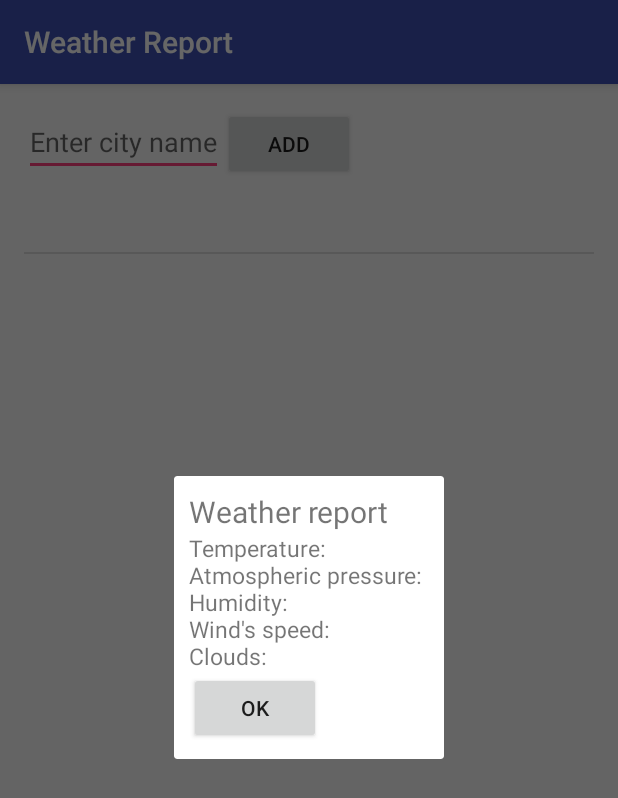
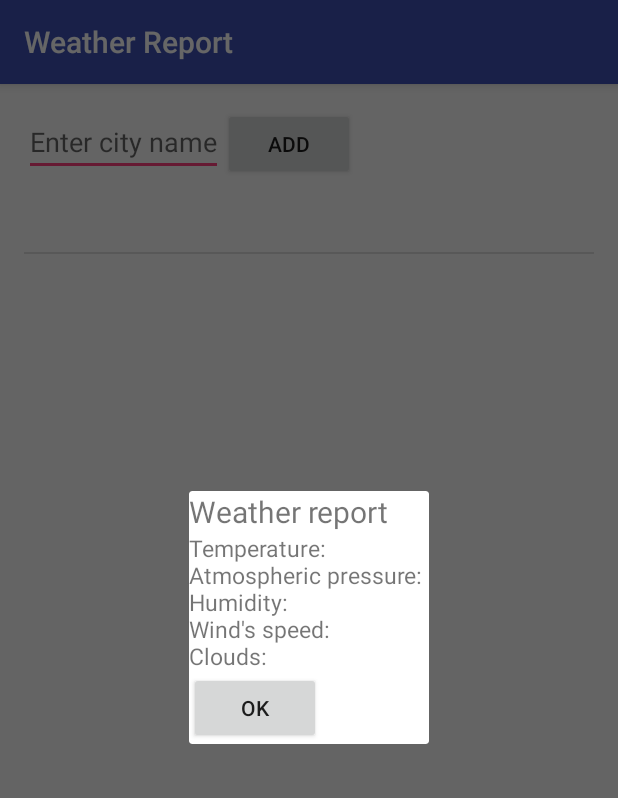
Before and after one commit to vntodorova/WeatherReport, an Android app: the screen it shows after launch (MainActivity), after a tap on an icon or button, on a phone screen of 412 x 824 dp. Shown: the top 798 px of the screen. Run offline under Robolectric (Android 15) with nearby library versions, the phone set to English and light mode, and no system bars; 5 statements that could not run were skipped; 1 other tap on this screen came first.

Commit message:
added report dialog fragment

```diff
--- a/app/src/main/java/com/example/venetatodorova/weatherreport/MainActivity.java
+++ b/app/src/main/java/com/example/venetatodorova/weatherreport/MainActivity.java
@@ -1,5 +1,6 @@
 package com.example.venetatodorova.weatherreport;
 
+import android.support.v4.app.FragmentManager;
 import android.support.v7.app.AppCompatActivity;
 import android.os.Bundle;
 import android.view.View;
@@ -17,7 +18,7 @@ public class MainActivity extends AppCompatActivity implements MyFragment.Downlo
     ArrayAdapter<String> adapter;
     ArrayList<String> cities;
     MyFragment fragment;
-    Dialog dialog;
+    ReportDialogFragment dialogFragment;
 
     @Override
     protected void onCreate(Bundle savedInstanceState) {
@@ -25,7 +26,7 @@ public class MainActivity extends AppCompatActivity implements MyFragment.Downlo
         setContentView(R.layout.activity_main);
 
         android.app.FragmentManager fragmentManager = getFragmentManager();
-        fragment = (MyFragment) fragmentManager.findFragmentByTag("Tag");
+        fragment = (MyFragment) fragmentManager.findFragmentByTag("Fragment");
 
         if (fragment != null) {
             cities = fragment.getCities();
@@ -34,7 +35,7 @@ public class MainActivity extends AppCompatActivity implements MyFragment.Downlo
             fragment = MyFragment.newInstance();
             cities = new ArrayList<>();
             fragment.setCities(cities);
-            fragmentTransaction.add(android.R.id.content,fragment,"Tag");
+            fragmentTransaction.add(android.R.id.content,fragment,"Fragment");
             fragmentTransaction.commit();
         }
         fragment.setListener(this);
@@ -60,19 +61,14 @@ public class MainActivity extends AppCompatActivity implements MyFragment.Downlo
 
     @Override
     public void onDownloadFinished(String report) {
-        dialog = new Dialog(this);
-        dialog.setContentView(R.layout.dialog);
-        dialog.setTitle("Weather report..");
+        android.app.FragmentManager fm = getFragmentManager();
+        dialogFragment = new ReportDialogFragment();
+        dialogFragment = ReportDialogFragment.newInstance();
+        dialogFragment.setData(report);
+        dialogFragment.show(fm,"DialogFragment");
+    }
 
-        TextView text = (TextView) dialog.findViewById(R.id.textView);
-        text.setText(report);
-        Button button = (Button) dialog.findViewById(R.id.button);
-        button.setOnClickListener(new View.OnClickListener() {
-            @Override
-            public void onClick(View view) {
-                dialog.dismiss();
-            }
-        });
-        dialog.show();
+    public void closeDialog() {
+        dialogFragment.dismiss();
     }
 }
--- /dev/null
+++ b/app/src/main/java/com/example/venetatodorova/weatherreport/ReportDialogFragment.java
@@ -0,0 +1,46 @@
+package com.example.venetatodorova.weatherreport;
+import android.app.DialogFragment;
+import android.os.Bundle;
+import android.support.annotation.Nullable;
+import android.view.LayoutInflater;
+import android.view.View;
+import android.widget.TextView;
+import android.view.ViewGroup;
+import android.widget.Button;
+
+public class ReportDialogFragment extends DialogFragment{
+
+    TextView textView;
+    String data;
+    Button button;
+
+    public void setData(String data) {
+        this.data = data;
+    }
+
+    public static ReportDialogFragment newInstance() {
+        return new ReportDialogFragment();
+    }
+
+    @Nullable
+    @Override
+    public View onCreateView(LayoutInflater inflater, ViewGroup container, Bundle savedInstanceState) {
+        View v = inflater.inflate(R.layout.dialog,container,false);
+        textView = (TextView) v.findViewById(R.id.textView);
+        textView.setText(data);
+        button = (Button)v.findViewById(R.id.button);
+        button.setOnClickListener(new View.OnClickListener() {
+            @Override
+            public void onClick(View view) {
+                ((MainActivity)getActivity()).closeDialog();
+            }
+        });
+        return v;
+    }
+
+    @Override
+    public void onCreate(Bundle savedInstanceState) {
+        super.onCreate(savedInstanceState);
+        setRetainInstance(true);
+    }
+}
```
